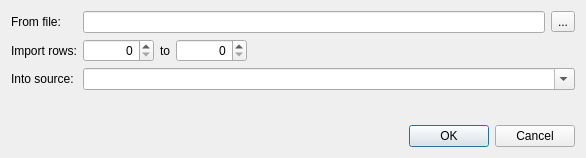
Above: importcsv.ui from garrettmk/Prowler before the change. Below: the same form after it.
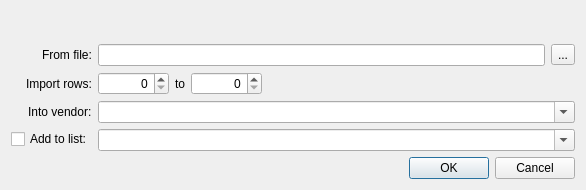
That is the form after the change.

Patch:
```diff
--- a/importcsv.ui
+++ b/importcsv.ui
@@ -10,7 +10,7 @@
     <x>0</x>
     <y>0</y>
     <width>586</width>
-    <height>158</height>
+    <height>190</height>
    </rect>
   </property>
   <property name="sizePolicy">
@@ -28,6 +28,12 @@
      <property name="fieldGrowthPolicy">
       <enum>QFormLayout::ExpandingFieldsGrow</enum>
      </property>
+     <property name="labelAlignment">
+      <set>Qt::AlignBottom|Qt::AlignRight|Qt::AlignTrailing</set>
+     </property>
+     <property name="formAlignment">
+      <set>Qt::AlignBottom|Qt::AlignHCenter</set>
+     </property>
      <item row="0" column="0">
       <widget class="QLabel" name="label">
        <property name="text">
@@ -115,7 +121,7 @@
      <item row="2" column="0">
       <widget class="QLabel" name="label_4">
        <property name="text">
-        <string>Into source:</string>
+        <string>Into vendor:</string>
        </property>
       </widget>
      </item>
@@ -132,6 +138,26 @@
        </property>
       </widget>
      </item>
+     <item row="3" column="0">
+      <widget class="QCheckBox" name="addToListCheck">
+       <property name="text">
+        <string>Add to list:</string>
+       </property>
+      </widget>
+     </item>
+     <item row="3" column="1">
+      <widget class="QComboBox" name="listBox">
+       <property name="sizePolicy">
+        <sizepolicy hsizetype="Expanding" vsizetype="Fixed">
+         <horstretch>0</horstretch>
+         <verstretch>0</verstretch>
+        </sizepolicy>
+       </property>
+       <property name="editable">
+        <bool>true</bool>
+       </property>
+      </widget>
+     </item>
     </layout>
    </item>
    <item>
```
